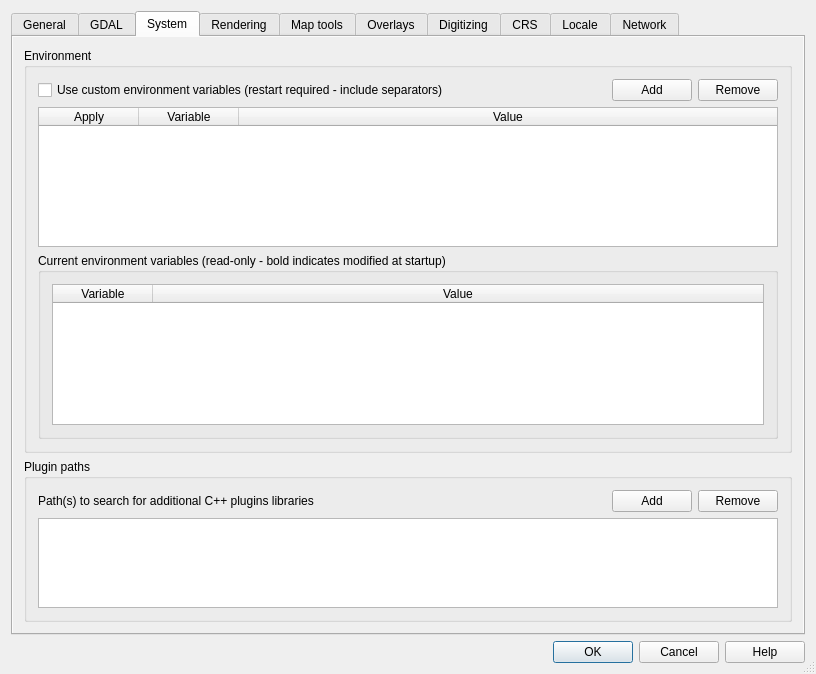
qgis/QGIS, file src/ui/qgsoptionsbase.ui: the form before one commit.
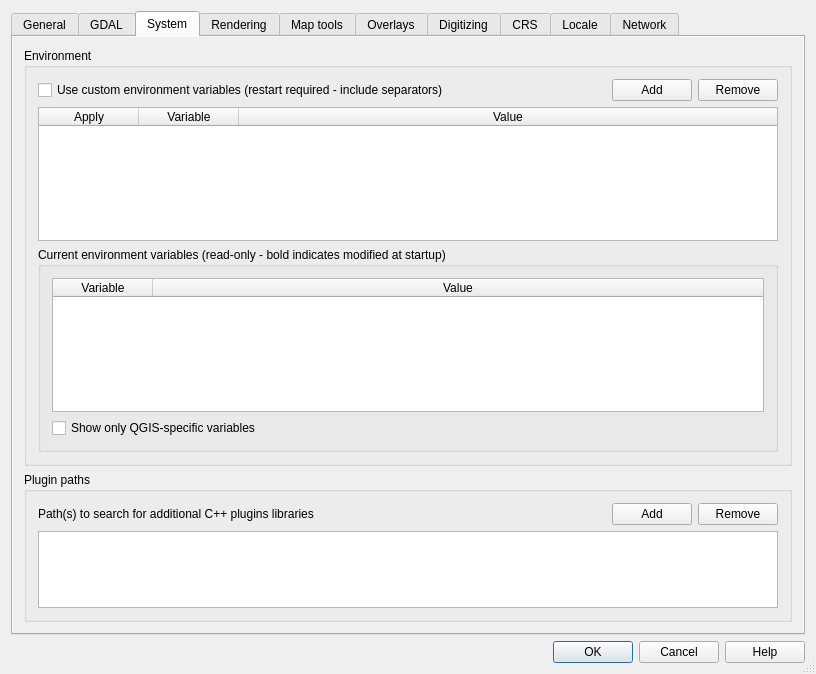
The form after the commit. The open tabs and pages were chosen to show the change. Icons and pictures are not drawn. Custom widgets are drawn as their Qt base class.

Commit message: Add checkbox to filter non-QGIS-specific vars from current env vars table

```diff
--- a/src/ui/qgsoptionsbase.ui
+++ b/src/ui/qgsoptionsbase.ui
@@ -1133,6 +1133,13 @@
                    </column>
                   </widget>
                  </item>
+                 <item>
+                  <widget class="QCheckBox" name="mCurrentVariablesQGISChxBx">
+                   <property name="text">
+                    <string>Show only QGIS-specific variables</string>
+                   </property>
+                  </widget>
+                 </item>
                 </layout>
                </widget>
               </item>
@@ -3093,17 +3100,17 @@
  </widget>
  <layoutdefault spacing="6" margin="11"/>
  <customwidgets>
+  <customwidget>
+   <class>QgsColorButton</class>
+   <extends>QToolButton</extends>
+   <header>qgscolorbutton.h</header>
+  </customwidget>
   <customwidget>
    <class>QgsCollapsibleGroupBox</class>
    <extends>QGroupBox</extends>
    <header>qgscollapsiblegroupbox.h</header>
    <container>1</container>
   </customwidget>
-  <customwidget>
-   <class>QgsColorButton</class>
-   <extends>QToolButton</extends>
-   <header>qgscolorbutton.h</header>
-  </customwidget>
  </customwidgets>
  <tabstops>
   <tabstop>tabWidget</tabstop>
```
Left out of the diff: 18 changed lines with no effect on the pictures. The commit also changes 2 other files.
